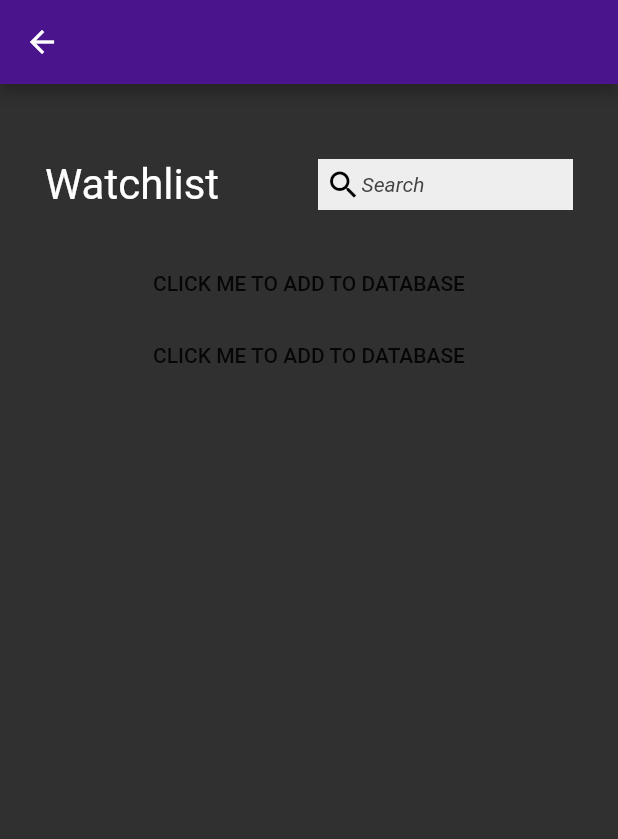
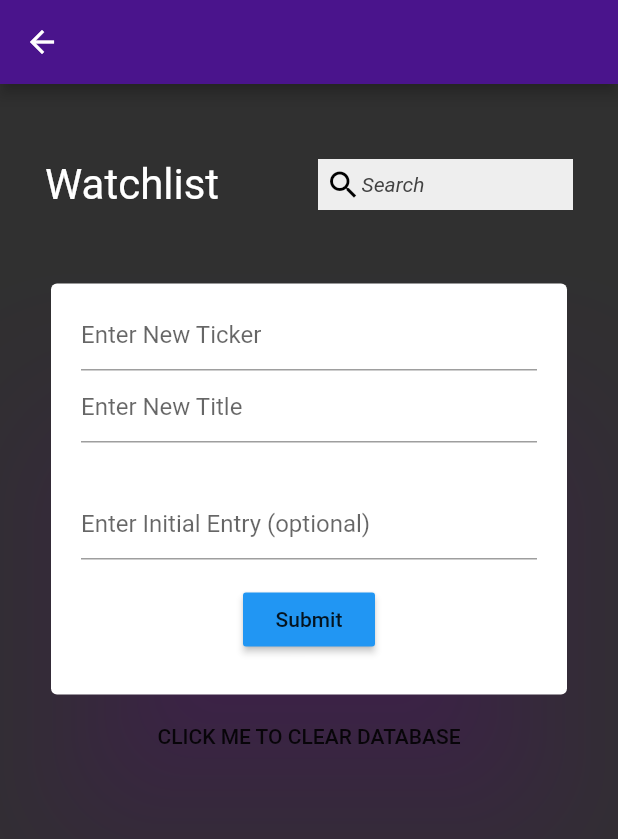
Before and after one commit to jxin31415/Stock_Marketplace, a Flutter app: the screen it shows after launch, scrolled down 317 dp, after a tap on "Watchlist", on a phone screen of 412 x 824 dp. Shown: the top 839 px of the screen. Run offline on Flutter 3.47's test engine with Material 2 defaults, Android fonts, the phone set to English and light mode, and no system bars; our stand-ins replace flutter_local_notifications, shared_preferences, sqflite; accounts and stored records are empty.

Commit message:
Watchlist Database Functionality

```diff
--- a/lib/Watchlist.dart
+++ b/lib/Watchlist.dart
@@ -18,8 +18,13 @@ class Watchlist extends StatefulWidget {
 
 class WatchlistState extends State<Watchlist> {
 
-  var database;
-  var elements;
+  Database database;
+  List<WatchlistElement> elements;
+
+  final _formKey = GlobalKey<FormState>();
+  String newTicker;
+  String newTitle;
+  List<String> newEntries;
 
   @override
   void initState() {
@@ -29,6 +34,9 @@ class WatchlistState extends State<Watchlist> {
         setState(() {
           elements = lis;
           database = db;
+          newEntries = new List();
+          newTicker = 'Placeholder';
+          newTitle = 'Placeholder';
         });
       });
     });
@@ -36,7 +44,7 @@ class WatchlistState extends State<Watchlist> {
 
   Future<Database> _openDatabase() async {
     // Open the database and store the reference.
-    return database = openDatabase(
+    return database = await openDatabase(
       // Set the path to the database. Note: Using the `join` function from the
       // `path` package is best practice to ensure the path is correctly
       // constructed for each platform.
@@ -44,7 +52,7 @@ class WatchlistState extends State<Watchlist> {
       onCreate: (db, version) {
         // Run the CREATE TABLE statement on the database.
         return db.execute(
-          "CREATE TABLE watchlist(id INTEGER PRIMARY KEY, ticker TEXT, title TEXT, entries TEXT)",
+          "CREATE TABLE watchlist(id INTEGER PRIMARY KEY AUTOINCREMENT, ticker TEXT, title TEXT, entries TEXT)",
         );
       },
       // Set the version. This executes the onCreate function and provides a
@@ -55,7 +63,7 @@ class WatchlistState extends State<Watchlist> {
 
   Future<void> insertWatchlistElement(WatchlistElement element) async {
     // Get a reference to the database.
-    final Database db = await database;
+    final Database db = database;
 
     await db.insert(
       'watchlist',
@@ -66,7 +74,7 @@ class WatchlistState extends State<Watchlist> {
 
   Future<List<WatchlistElement>> watchlistElements() async {
     // Get a reference to the database.
-    final Database db = await database;
+    final Database db = database;
 
     final List<Map<String, dynamic>> maps = await db.query('watchlist');
 
@@ -83,7 +91,7 @@ class WatchlistState extends State<Watchlist> {
 
   Future<void> updateWatchlist(WatchlistElement element) async {
     // Get a reference to the database.
-    final db = await database;
+    final db = database;
 
     await db.update(
       'watchlist',
@@ -95,12 +103,11 @@ class WatchlistState extends State<Watchlist> {
 
   Future<void> deleteWatchlistElement(int id) async {
     // Get a reference to the database.
-    final db = await database;
-
+    final db = database;
     await db.delete(
       'watchlist',
-      where: "id = ?",
-      whereArgs: [id],
+      where: null,
+      whereArgs: null,
     );
   }
 
@@ -143,24 +150,105 @@ class WatchlistState extends State<Watchlist> {
       for(var i = 0; i < elements.length; i++){
         lis.add(elements[i]);
       }
+      lis.add(SizedBox(height: 20));
 
-      //Testing
-      List<String> str = ['entry1', 'entry2', 'entry3'];
-      lis.add(FlatButton(
-        child: Text("CLICK ME TO ADD TO DATABASE"),
+      lis.add(
+        Form(
+          key: _formKey,
+          child: Card(
+            child: Padding(padding: EdgeInsets.symmetric(horizontal: 20, vertical: 10), child: Column(
+              children: <Widget>[
+                TextFormField(
+                  decoration: const InputDecoration(
+                    hintText: 'Enter New Ticker',
+                  ),
+
+                  validator: (value){
+                    if(value.isEmpty){
+                      return 'Please enter a valid ticker';
+                    }
+                    return null;
+                  },
+
+                  onSaved: (val) {
+                    setState((){
+                      newTicker = val;
+                    });
+                  }
+                ),
+
+                TextFormField(
+                  decoration: const InputDecoration(
+                    hintText: 'Enter New Title',
+                  ),
+
+                  validator: (value){
+                    if(value.isEmpty){
+                      return 'Please enter a valid title';
+                    }
+                    return null;
+                  },
+
+                  onSaved: (val) {
+                    setState((){
+                      newTitle = val;
+                    });
+                  }
+                ),
+                SizedBox(height: 30),
+                TextFormField(
+                  decoration: const InputDecoration(
+                    hintText: 'Enter Initial Entry (optional)',
+                  ),
+
+                  validator: (value){
+                    return null;
+                  },
+
+                  onSaved: (val) {
+                    setState((){
+                      if(val != ''){
+                        print(val);
+                        newEntries.add(val);
+                        print(newEntries);
+                      }
+                    });
+                  }
+                ),
+
+                Padding(
+                  padding: const EdgeInsets.symmetric(vertical: 16.0),
+                  child: RaisedButton(
+                    color: Colors.blue,
                     onPressed: () async {
-          await insertWatchlistElement(WatchlistElement(id: 1, ticker: "Ticker", title: "Title", entries: str));
+                      if (_formKey.currentState.validate()) {
+                        _formKey.currentState.save();
+                        await insertWatchlistElement(WatchlistElement(ticker: newTicker, title: newTitle, entries: newEntries));
                         setState((){
                           watchlistElements().then((lis){
                             setState(() {
                               elements = lis;
                             });
+                            _formKey.currentState.reset();
+                            newEntries.clear();
                           });
                         });
                       }
-      ));
+                    },
+                    child: Text('Submit'),
+                  ),
+                ),
+              ],
+            ),),
+            elevation: 50,
+            shadowColor: Colors.purple[700],
+            color: Colors.white,
+          )
+        ),
+      );
+
       lis.add(FlatButton(
-        child: Text("CLICK ME TO ADD TO DATABASE"),
+        child: Text("CLICK ME TO CLEAR DATABASE"),
         onPressed: () async {
           await deleteWatchlistElement(1);
           setState((){
@@ -204,7 +292,7 @@ class WatchlistElement extends StatelessWidget {
       'id': id,
       'ticker': ticker,
       'title': title,
-      'entries': entries.join(','),
+      'entries': (entries.length == 0) ? '' : entries.join(','),
     };
   }
 
@@ -218,7 +306,7 @@ class WatchlistElement extends StatelessWidget {
       )
     ),);
     lis.add(
-      Container(height: 15),
+      SizedBox(height: 15),
     );
     lis.add(
       Container(
@@ -230,12 +318,14 @@ class WatchlistElement extends StatelessWidget {
     );
     lis.add(SizedBox(height: 5),);
     for(var i = 0; i < entries.length; i++){
+      if(entries[i] != ''){
         lis.add(Text(
           "   • " + entries[i],
           textScaleFactor: 1,
           style: TextStyle(color: Colors.white),
         ));
         lis.add(SizedBox(height: 5),);
+      }
     }
     lis.add(SizedBox(height: 5),);
     lis.add(
@@ -257,10 +347,18 @@ class WatchlistElement extends StatelessWidget {
       textScaleFactor: 0.75,
       style: TextStyle(color: Colors.white, fontStyle: FontStyle.italic),
     ),);
-    lis.add(Container(height: 75),);
-    return Column(
+    lis.add(Container(height: 20),);
+    return Card(
+      elevation: 50,
+      shadowColor: Colors.purple[700],
+      color: Colors.grey[800],
+      child: Padding(
+        padding: EdgeInsets.all(20),
+        child: Column(
           crossAxisAlignment: CrossAxisAlignment.start,
           children: lis,
+        ),
+      ),
     );
   }
 }
```
Lines whose indentation alone changed are shown as unchanged.
